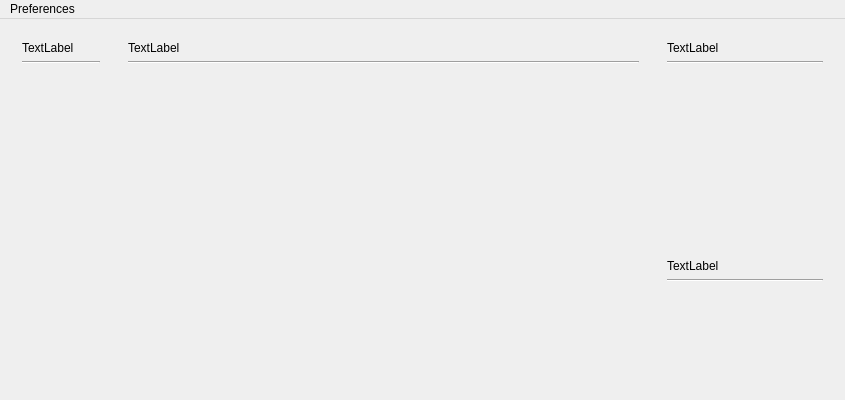
Above: src/jamtaba/gui/mainframe.ui from elieserdejesus/JamTaba before the change. Below: the same form after it.
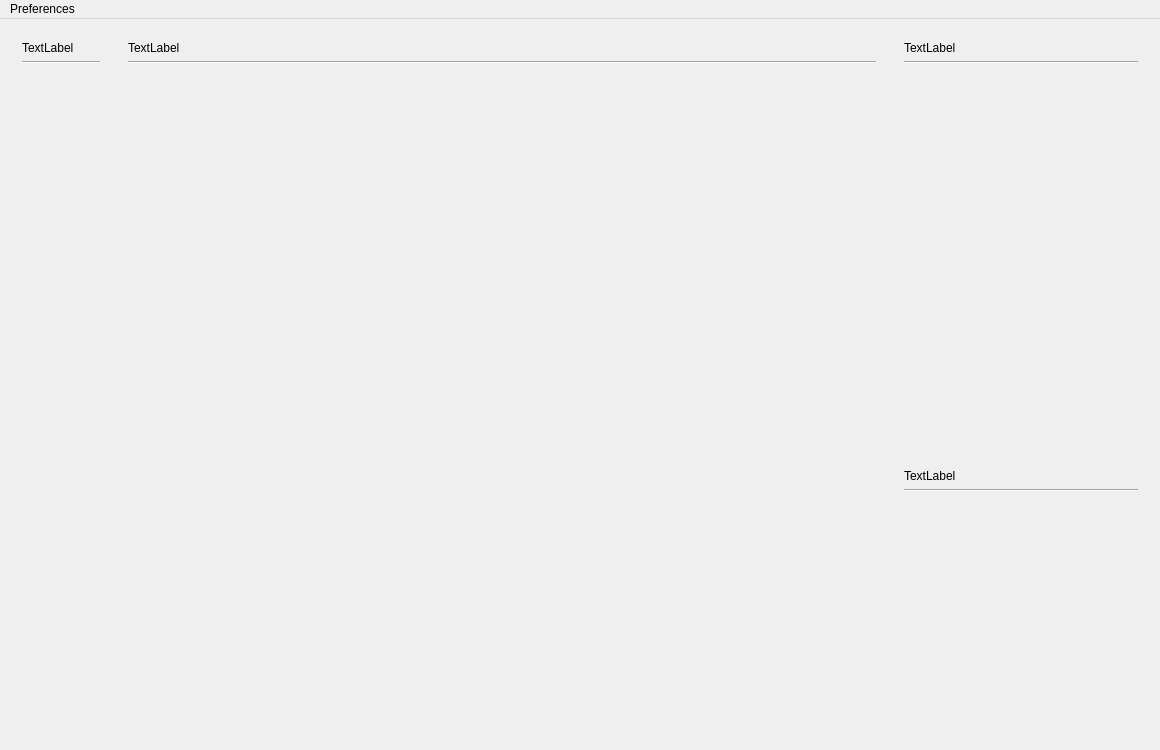
That is the form after the change. Custom widgets are drawn as their Qt base class.

What changed in the file:
```diff
--- a/src/jamtaba/gui/mainframe.ui
+++ b/src/jamtaba/gui/mainframe.ui
@@ -6,10 +6,16 @@
    <rect>
     <x>0</x>
     <y>0</y>
-    <width>845</width>
-    <height>400</height>
+    <width>1160</width>
+    <height>750</height>
    </rect>
   </property>
+  <property name="minimumSize">
+   <size>
+    <width>1160</width>
+    <height>750</height>
+   </size>
+  </property>
   <property name="windowTitle">
    <string notr="true">Jamtaba</string>
   </property>
@@ -208,7 +214,7 @@
     <rect>
      <x>0</x>
      <y>0</y>
-     <width>845</width>
+     <width>1160</width>
      <height>21</height>
     </rect>
    </property>
```
